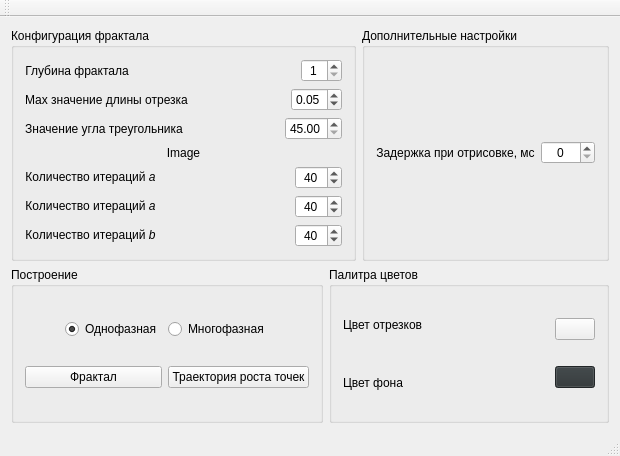
Before: the Qt Designer form mainwindow.ui in teploff/fractal_growth, drawn with Qt 5.
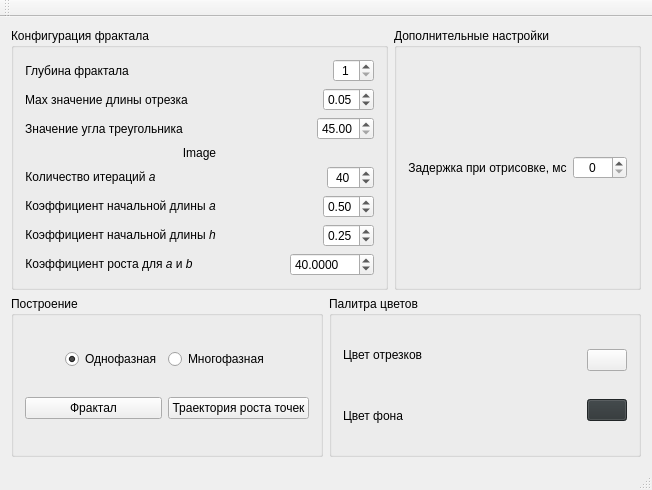
After: the same form once the commit is applied.

```diff
--- a/mainwindow.ui
+++ b/mainwindow.ui
@@ -6,8 +6,8 @@
    <rect>
     <x>0</x>
     <y>0</y>
-    <width>620</width>
-    <height>456</height>
+    <width>652</width>
+    <height>490</height>
    </rect>
   </property>
   <property name="windowTitle">
@@ -216,7 +216,7 @@
            <item>
             <widget class="QLabel" name="l_several_phase_count_iter_a">
              <property name="text">
-              <string>&lt;html&gt;&lt;head/&gt;&lt;body&gt;&lt;p&gt;Количество итераций &lt;span style=&quot; font-style:italic;&quot;&gt;a&lt;/span&gt;&lt;/p&gt;&lt;/body&gt;&lt;/html&gt;</string>
+              <string>&lt;html&gt;&lt;head/&gt;&lt;body&gt;&lt;p&gt;Коэффициент начальной длины &lt;span style=&quot; font-style:italic;&quot;&gt;a&lt;/span&gt;&lt;/p&gt;&lt;/body&gt;&lt;/html&gt;</string>
              </property>
              <property name="textFormat">
               <enum>Qt::AutoText</enum>
@@ -240,21 +240,18 @@
             </spacer>
            </item>
            <item>
-            <widget class="QSpinBox" name="sb_several_phase_count_iter_a">
-             <property name="alignment">
-              <set>Qt::AlignCenter</set>
-             </property>
+            <widget class="QDoubleSpinBox" name="dsb_several_phase_count_iter_a">
              <property name="minimum">
-              <number>1</number>
+              <double>0.010000000000000</double>
              </property>
              <property name="maximum">
-              <number>200</number>
+              <double>1.000000000000000</double>
              </property>
              <property name="singleStep">
               <number>5</number>
              </property>
              <property name="value">
-              <number>40</number>
+              <double>0.500000000000000</double>
              </property>
             </widget>
            </item>
@@ -265,7 +262,7 @@
            <item>
             <widget class="QLabel" name="l_several_phase_count_iter_b">
              <property name="text">
-              <string>&lt;html&gt;&lt;head/&gt;&lt;body&gt;&lt;p&gt;Количество итераций &lt;span style=&quot; font-style:italic;&quot;&gt;b&lt;/span&gt;&lt;/p&gt;&lt;/body&gt;&lt;/html&gt;</string>
+              <string>&lt;html&gt;&lt;head/&gt;&lt;body&gt;&lt;p&gt;Коэффициент начальной длины &lt;span style=&quot; font-style:italic;&quot;&gt;h&lt;/span&gt;&lt;/p&gt;&lt;/body&gt;&lt;/html&gt;</string>
              </property>
              <property name="textFormat">
               <enum>Qt::AutoText</enum>
@@ -289,21 +286,67 @@
             </spacer>
            </item>
            <item>
-            <widget class="QSpinBox" name="sb_several_phase_count_iter_b">
+            <widget class="QDoubleSpinBox" name="dsb_several_phase_count_iter_b">
+             <property name="minimum">
+              <double>0.010000000000000</double>
+             </property>
+             <property name="maximum">
+              <double>1.000000000000000</double>
+             </property>
+             <property name="singleStep">
+              <double>0.010000000000000</double>
+             </property>
+             <property name="value">
+              <double>0.250000000000000</double>
+             </property>
+            </widget>
+           </item>
+          </layout>
+         </item>
+         <item>
+          <layout class="QHBoxLayout" name="horizontalLayout_14">
+           <item>
+            <widget class="QLabel" name="l_several_phase_k_growth">
+             <property name="text">
+              <string>&lt;html&gt;&lt;head/&gt;&lt;body&gt;&lt;p&gt;Коэффициент роста для &lt;span style=&quot; font-style:italic;&quot;&gt;a &lt;/span&gt;и &lt;span style=&quot; font-style:italic;&quot;&gt;b&lt;/span&gt;&lt;/p&gt;&lt;/body&gt;&lt;/html&gt;</string>
+             </property>
+             <property name="textFormat">
+              <enum>Qt::AutoText</enum>
+             </property>
              <property name="alignment">
               <set>Qt::AlignCenter</set>
              </property>
+            </widget>
+           </item>
+           <item>
+            <spacer name="horizontalSpacer_10">
+             <property name="orientation">
+              <enum>Qt::Horizontal</enum>
+             </property>
+             <property name="sizeHint" stdset="0">
+              <size>
+               <width>40</width>
+               <height>20</height>
+              </size>
+             </property>
+            </spacer>
+           </item>
+           <item>
+            <widget class="QDoubleSpinBox" name="dsb_several_phase_k_growth">
+             <property name="decimals">
+              <number>4</number>
+             </property>
              <property name="minimum">
-              <number>1</number>
+              <double>0.000100000000000</double>
              </property>
              <property name="maximum">
-              <number>200</number>
+              <double>5245.000000000000000</double>
              </property>
              <property name="singleStep">
               <number>5</number>
              </property>
              <property name="value">
-              <number>40</number>
+              <double>40.000000000000000</double>
              </property>
             </widget>
            </item>
```
Left out of the diff: 6 changed lines with no effect on the pictures.
